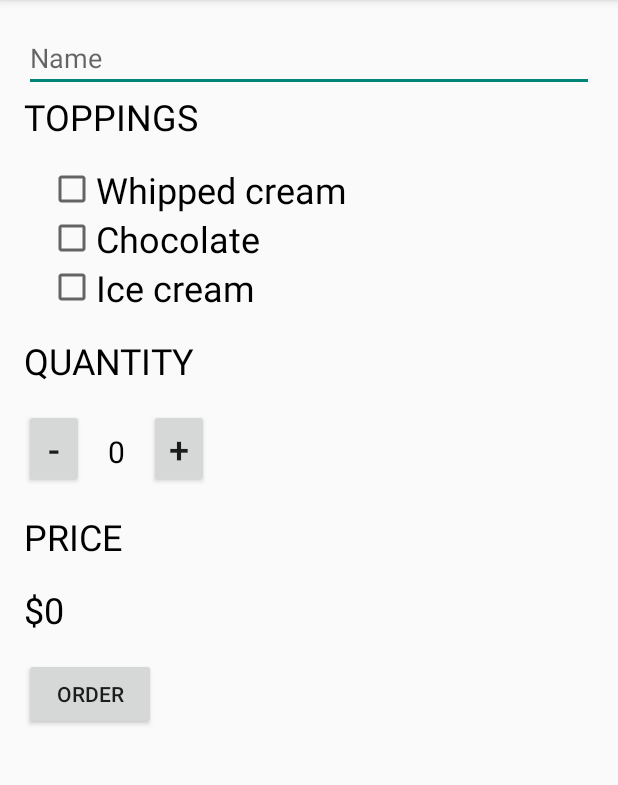
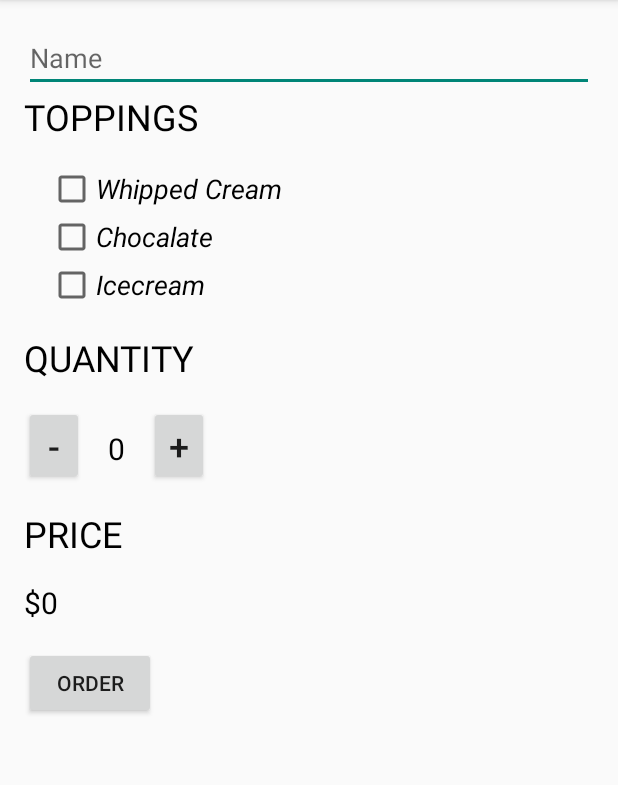
Before and after one commit to amarn19/test_coffee, an Android app: the screen it shows after launch (MainActivity), on a phone screen of 412 x 824 dp, the part 84-869 px from its top. Run offline under Robolectric (Android 15) with nearby library versions, the phone set to English and light mode, and no system bars.

Commit message:
created styles and code optimization

```diff
--- a/app/src/main/res/layout/activity_main.xml
+++ b/app/src/main/res/layout/activity_main.xml
@@ -2,117 +2,99 @@
     xmlns:tools="http://schemas.android.com/tools"
     android:layout_width="match_parent"
     android:layout_height="match_parent">
+
     <LinearLayout
         android:layout_width="match_parent"
         android:layout_height="match_parent"
+        android:orientation="vertical"
         android:paddingBottom="@dimen/activity_vertical_margin"
         android:paddingLeft="@dimen/activity_horizontal_margin"
         android:paddingRight="@dimen/activity_horizontal_margin"
         android:paddingTop="@dimen/activity_vertical_margin"
-    tools:context=".MainActivity"
-    android:orientation="vertical">
+        tools:context=".MainActivity">
+
         <EditText
             android:id="@+id/name"
             android:layout_width="match_parent"
             android:layout_height="wrap_content"
             android:hint="Name"
             android:inputType="textMultiLine" />
+
         <TextView
-        android:layout_width="wrap_content"
+            style="@style/headerst"
+            android:layout_marginBottom="16dp"
+            android:text="@string/toppings" />
+
+        <android.support.v7.widget.AppCompatCheckBox
+            android:id="@+id/chk"
+            style="@style/toppings"
+            android:text="@string/whippedcream" />
+
+        <android.support.v7.widget.AppCompatCheckBox
+            android:id="@+id/cho"
+            style="@style/toppings"
+            android:text="@string/chocolate" />
+
+        <android.support.v7.widget.AppCompatCheckBox
+            android:id="@+id/ice"
+            style="@style/toppings"
+            android:layout_marginLeft="16dp"
+            android:text="@string/icecream" />
+
+        <TextView
+            style="@style/headerst"
+            android:paddingBottom="16dp"
+            android:paddingTop="16dp"
+            android:text="@string/quantity" />
+
+        <LinearLayout
+            android:layout_width="fill_parent"
             android:layout_height="wrap_content"
-        android:text="Toppings"
-        android:textAllCaps="true"
-        android:textColor="@android:color/black"
-        android:textSize="24sp"
-        android:paddingBottom="16dp"/>
-    <android.support.v7.widget.AppCompatCheckBox
-        android:layout_width="wrap_content"
-        android:layout_height="wrap_content"
-        android:layout_marginLeft="16dp"
-        android:text="Whipped cream"
-        android:textSize="24dp"
-        android:id="@+id/chk"/>
-    <android.support.v7.widget.AppCompatCheckBox
-        android:layout_width="wrap_content"
-        android:layout_height="wrap_content"
-        android:layout_marginLeft="16dp"
-        android:text="Chocolate"
-        android:textSize="24dp"
-        android:id="@+id/cho"/>
-    <android.support.v7.widget.AppCompatCheckBox
-        android:layout_width="wrap_content"
-        android:layout_height="wrap_content"
-        android:layout_marginLeft="16dp"
-        android:text="Ice cream"
-        android:textSize="24dp"
-        android:id="@+id/ice"/>
-    <TextView
-        android:layout_width="wrap_content"
-        android:layout_height="wrap_content"
-        android:text="quantity"
-        android:textAllCaps="true"
-        android:textColor="@android:color/black"
-        android:textSize="24sp"
-        android:paddingTop="16dp"
-        android:paddingBottom="16dp"/>
-    <LinearLayout
-        android:orientation="horizontal"
-        android:layout_width="fill_parent"
-        android:layout_height="wrap_content" >
+            android:orientation="horizontal">
 
             <Button
+                android:id="@+id/dec"
                 android:layout_width="40dp"
                 android:layout_height="wrap_content"
+                android:onClick="decrement"
                 android:text="-"
-            android:id="@+id/dec"
-            android:textSize="24sp"
-            android:onClick="decrement"/>
+                android:textSize="24sp" />
+
             <TextView
                 android:id="@+id/quant"
-            android:layout_width="wrap_content"
-            android:layout_height="wrap_content"
-            android:text="0"
-            android:textColor="@android:color/black"
-            android:textSize="20sp"
+                style="@style/body"
+                android:paddingLeft="16dp"
+                android:paddingRight="16dp"
+                android:text="0" />
 
-            android:paddingRight="16dp"
-            android:paddingLeft="16dp"/>
             <Button
+                android:id="@+id/inc"
                 android:layout_width="40dp"
                 android:layout_height="wrap_content"
+                android:onClick="increment"
                 android:text="+"
-            android:id="@+id/inc"
-            android:textSize="24sp"
-            android:onClick="increment"/>
+                android:textSize="24sp" />
         </LinearLayout>
 
 
-
+        <TextView
+            style="@style/headerst"
+            android:paddingBottom="16dp"
+            android:paddingTop="16dp"
+            android:text="@string/price" />
 
         <TextView
+            android:id="@+id/price"
+            style="@style/body"
+            android:paddingBottom="16dp"
+            android:text="$0" />
 
+        <Button
+            android:id="@+id/order"
             android:layout_width="wrap_content"
             android:layout_height="wrap_content"
-        android:text="Price"
-        android:textAllCaps="true"
-        android:textColor="@android:color/black"
-        android:textSize="24sp"
-        android:paddingTop="16dp"
-        android:paddingBottom="16dp"/>
-    <TextView
-        android:id="@+id/price"
-        android:layout_width="wrap_content"
-        android:layout_height="wrap_content"
-        android:text="$0"
-        android:textColor="@android:color/black"
-        android:textSize="24sp"
-        android:paddingBottom="16dp"/>
-    <Button
-        android:layout_width="wrap_content"
-        android:layout_height="wrap_content"
-        android:text="order"
-        android:id="@+id/order"
-        android:onClick="orders"/>
+            android:onClick="orders"
+            android:text="@string/order" />
 
 
     </LinearLayout>
--- a/app/src/main/res/values/strings.xml
+++ b/app/src/main/res/values/strings.xml
@@ -1,8 +1,11 @@
 <?xml version="1.0" encoding="utf-8"?>
 <resources>
-
     <string name="app_name">test_coffee</string>
-    <string name="hello_world">Hello world!</string>
-    <string name="action_settings">Settings</string>
-
+    <string name="toppings">Toppings</string>
+    <string name="whippedcream">Whipped Cream</string>
+    <string name="chocolate">Chocalate</string>
+    <string name="icecream">Icecream</string>
+    <string name="quantity">Quantity</string>
+    <string name="price">Price</string>
+    <string name="order">order</string>
 </resources>
--- a/app/src/main/res/values/styles.xml
+++ b/app/src/main/res/values/styles.xml
@@ -5,4 +5,27 @@
         <!-- Customize your theme here. -->
     </style>
 
+    <style name="headerst">
+        <item name="android:layout_width">wrap_content</item>
+        <item name="android:layout_height">wrap_content</item>
+        <item name="android:textSize">24sp</item>
+        <item name="android:textAllCaps">true</item>
+        <item name="android:textColor">#000000</item>
+    </style>
+
+    <style name="toppings">
+        <item name="android:layout_width">wrap_content</item>
+        <item name="android:layout_height">wrap_content</item>
+        <item name="android:textSize">18sp</item>
+        <item name="android:layout_marginLeft">16dp</item>
+        <item name="android:textColor">#000000</item>
+        <item name="android:textStyle">italic</item>
+    </style>
+    <style name="body">
+        <item name="android:layout_width">wrap_content</item>
+        <item name="android:layout_height">wrap_content</item>
+        <item name="android:textSize">20sp</item>
+        <item name="android:textColor">#000000</item>
+</style>
+
 </resources>
```
Lines whose indentation alone changed are shown as unchanged.
